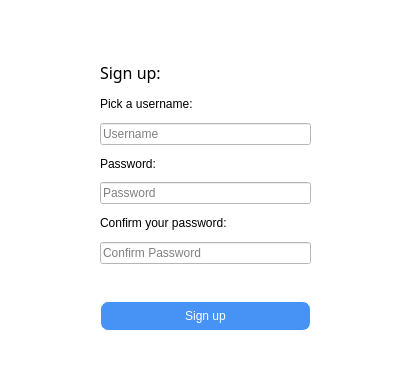
Qt form ui_files/authentication/test_signup.ui (christianfoster2025/messaging_project) before a commit.
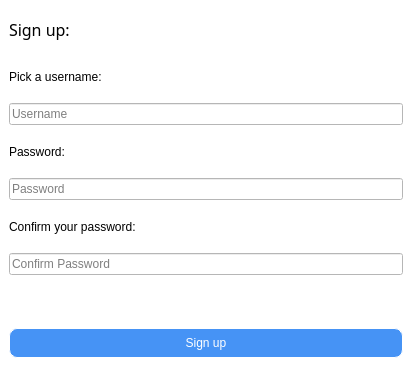
The same form after that commit.

The edit to the form file:
```diff
--- a/ui_files/authentication/test_signup.ui
+++ b/ui_files/authentication/test_signup.ui
@@ -19,15 +19,8 @@
 background-color:white;</string>
   </property>
   <widget class="QWidget" name="centralwidget">
-   <widget class="QWidget" name="verticalLayoutWidget">
-    <property name="geometry">
-     <rect>
-      <x>100</x>
-      <y>60</y>
-      <width>211</width>
-      <height>271</height>
-     </rect>
-    </property>
+   <layout class="QHBoxLayout" name="horizontalLayout">
+    <item>
     <layout class="QVBoxLayout" name="verticalLayout">
      <item>
       <widget class="QLabel" name="label">
@@ -124,7 +117,8 @@
       </widget>
      </item>
     </layout>
-   </widget>
+    </item>
+   </layout>
   </widget>
  </widget>
  <resources/>
```
Lines whose indentation alone changed are shown as unchanged.
